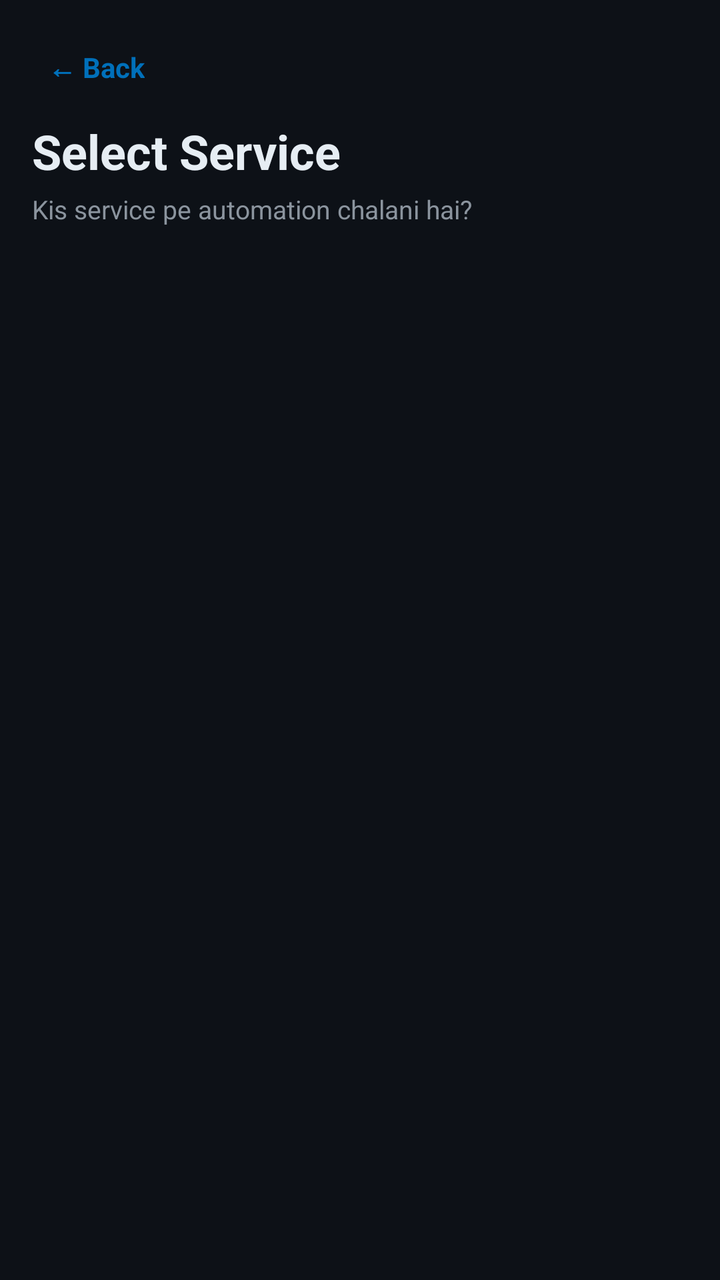
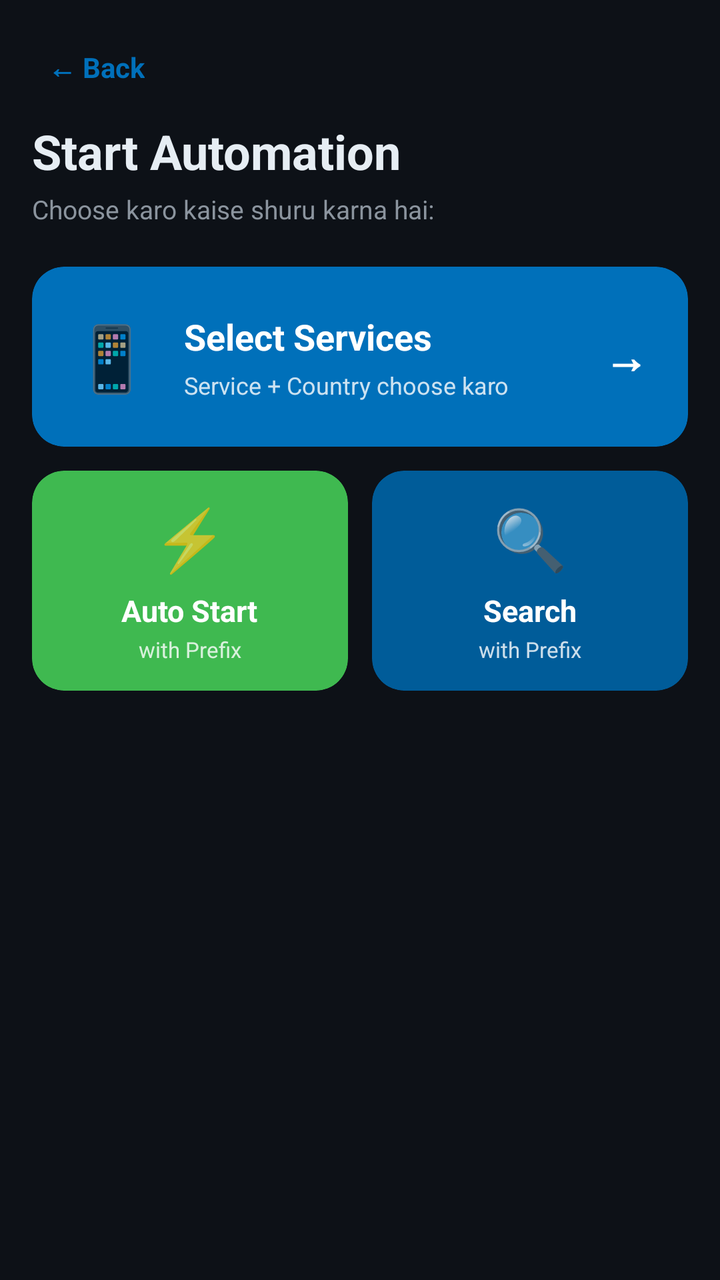

Compare the two renders of this Android layout. The source of the first and the diff that turns it into the second are given below.
<!-- AndroidManifest.xml: activity theme Theme.RealEarnPayPal -->
<!-- res/layout/activity_service_select.xml -->
<?xml version="1.0" encoding="utf-8"?>
<LinearLayout xmlns:android="http://schemas.android.com/apk/res/android"
    android:layout_width="match_parent"
    android:layout_height="match_parent"
    android:orientation="vertical"
    android:background="@color/bg_dark"
    android:padding="16dp">

    <LinearLayout
        android:layout_width="match_parent"
        android:layout_height="wrap_content"
        android:orientation="horizontal"
        android:gravity="center_vertical">

        <TextView
            android:id="@+id/btnBack"
            android:layout_width="wrap_content"
            android:layout_height="wrap_content"
            android:padding="8dp"
            android:text="← Back"
            android:textColor="@color/paypal_blue"
            android:textSize="14sp"
            android:textStyle="bold" />

    </LinearLayout>

    <TextView
        android:layout_width="wrap_content"
        android:layout_height="wrap_content"
        android:layout_marginTop="8dp"
        android:text="Select Service"
        android:textColor="@color/text_light"
        android:textSize="24sp"
        android:textStyle="bold" />

    <TextView
        android:layout_width="wrap_content"
        android:layout_height="wrap_content"
        android:layout_marginTop="4dp"
        android:text="Kis service pe automation chalani hai?"
        android:textColor="@color/text_dim"
        android:textSize="13sp" />

    <ProgressBar
        android:id="@+id/progressBar"
        android:layout_width="32dp"
        android:layout_height="32dp"
        android:layout_gravity="center_horizontal"
        android:layout_marginTop="24dp"
        android:indeterminateTint="@color/paypal_blue"
        android:visibility="gone" />

    <TextView
        android:id="@+id/tvEmpty"
        android:layout_width="match_parent"
        android:layout_height="wrap_content"
        android:layout_marginTop="24dp"
        android:gravity="center"
        android:textColor="@color/text_dim"
        android:textSize="14sp"
        android:visibility="gone" />

    <androidx.recyclerview.widget.RecyclerView
        android:id="@+id/recycler"
        android:layout_width="match_parent"
        android:layout_height="0dp"
        android:layout_weight="1"
        android:layout_marginTop="16dp"
        android:clipToPadding="false" />

</LinearLayout>
<!-- resources referenced by this layout -->
<resources>
  <color name="bg_dark">#FF0D1117</color>
  <color name="paypal_blue">#FF0070BA</color>
  <color name="text_dim">#FF8B949E</color>
  <color name="text_light">#FFE6EDF3</color>
  <style name="Theme.RealEarnPayPal" parent="Theme.MaterialComponents.NoActionBar">
          <item name="colorPrimary">@color/paypal_blue</item>
          <item name="colorPrimaryVariant">@color/paypal_blue_dark</item>
          <item name="colorOnPrimary">@color/white</item>
          <item name="colorSecondary">@color/paypal_blue</item>
          <item name="colorOnSecondary">@color/white</item>
          <item name="android:statusBarColor">@color/bg_dark</item>
          <item name="android:navigationBarColor">@color/bg_dark</item>
          <item name="android:windowBackground">@color/bg_dark</item>
          <item name="android:textColorPrimary">@color/text_light</item>
          <item name="android:textColorSecondary">@color/text_dim</item>
      </style>
  <color name="paypal_blue_dark">#FF005C99</color>
  <color name="white">#FFFFFFFF</color>
</resources>

<!-- the commit's change to res/layout/activity_service_select.xml (unified diff, before → after) -->
@@ -1,34 +1,27 @@
 <?xml version="1.0" encoding="utf-8"?>
 <LinearLayout xmlns:android="http://schemas.android.com/apk/res/android"
+    xmlns:app="http://schemas.android.com/apk/res-auto"
     android:layout_width="match_parent"
     android:layout_height="match_parent"
     android:orientation="vertical"
     android:background="@color/bg_dark"
     android:padding="16dp">
 
-    <LinearLayout
-        android:layout_width="match_parent"
-        android:layout_height="wrap_content"
-        android:orientation="horizontal"
-        android:gravity="center_vertical">
-
-        <TextView
-            android:id="@+id/btnBack"
-            android:layout_width="wrap_content"
-            android:layout_height="wrap_content"
-            android:padding="8dp"
-            android:text="← Back"
-            android:textColor="@color/paypal_blue"
-            android:textSize="14sp"
-            android:textStyle="bold" />
-
-    </LinearLayout>
-
-    <TextView
+    <TextView
+        android:id="@+id/btnBack"
         android:layout_width="wrap_content"
         android:layout_height="wrap_content"
+        android:padding="8dp"
+        android:text="← Back"
+        android:textColor="@color/paypal_blue"
+        android:textSize="14sp"
+        android:textStyle="bold" />
+
+    <TextView
+        android:layout_width="wrap_content"
+        android:layout_height="wrap_content"
         android:layout_marginTop="8dp"
-        android:text="Select Service"
+        android:text="Start Automation"
         android:textColor="@color/text_light"
         android:textSize="24sp"
         android:textStyle="bold" />
@@ -37,9 +30,177 @@
         android:layout_width="wrap_content"
         android:layout_height="wrap_content"
         android:layout_marginTop="4dp"
-        android:text="Kis service pe automation chalani hai?"
+        android:text="Choose karo kaise shuru karna hai:"
         android:textColor="@color/text_dim"
         android:textSize="13sp" />
+
+    
+    <androidx.cardview.widget.CardView
+        android:id="@+id/cardServices"
+        android:layout_width="match_parent"
+        android:layout_height="90dp"
+        android:layout_marginTop="20dp"
+        android:clickable="true"
+        android:focusable="true"
+        android:foreground="?android:attr/selectableItemBackground"
+        app:cardBackgroundColor="@color/paypal_blue"
+        app:cardCornerRadius="16dp"
+        app:cardElevation="0dp">
+
+        <LinearLayout
+            android:layout_width="match_parent"
+            android:layout_height="match_parent"
+            android:gravity="center_vertical"
+            android:orientation="horizontal"
+            android:paddingHorizontal="20dp">
+
+            <TextView
+                android:layout_width="wrap_content"
+                android:layout_height="wrap_content"
+                android:text="📱"
+                android:textSize="32sp" />
+
+            <LinearLayout
+                android:layout_width="0dp"
+                android:layout_height="wrap_content"
+                android:layout_marginStart="16dp"
+                android:layout_weight="1"
+                android:orientation="vertical">
+
+                <TextView
+                    android:layout_width="wrap_content"
+                    android:layout_height="wrap_content"
+                    android:text="Select Services"
+                    android:textColor="@color/white"
+                    android:textSize="18sp"
+                    android:textStyle="bold" />
+
+                <TextView
+                    android:layout_width="wrap_content"
+                    android:layout_height="wrap_content"
+                    android:layout_marginTop="4dp"
+                    android:text="Service + Country choose karo"
+                    android:textColor="#CCFFFFFF"
+                    android:textSize="12sp" />
+
+            </LinearLayout>
+
+            <TextView
+                android:layout_width="wrap_content"
+                android:layout_height="wrap_content"
+                android:text="→"
+                android:textColor="@color/white"
+                android:textSize="22sp"
+                android:textStyle="bold" />
+
+        </LinearLayout>
+
+    </androidx.cardview.widget.CardView>
+
+    
+    <LinearLayout
+        android:layout_width="match_parent"
+        android:layout_height="wrap_content"
+        android:layout_marginTop="12dp"
+        android:orientation="horizontal">
+
+        
+        <androidx.cardview.widget.CardView
+            android:id="@+id/cardAuto"
+            android:layout_width="0dp"
+            android:layout_height="110dp"
+            android:layout_marginEnd="6dp"
+            android:layout_weight="1"
+            android:clickable="true"
+            android:focusable="true"
+            android:foreground="?android:attr/selectableItemBackground"
+            app:cardBackgroundColor="@color/success_green"
+            app:cardCornerRadius="16dp"
+            app:cardElevation="0dp">
+
+            <LinearLayout
+                android:layout_width="match_parent"
+                android:layout_height="match_parent"
+                android:gravity="center"
+                android:orientation="vertical"
+                android:padding="12dp">
+
+                <TextView
+                    android:layout_width="wrap_content"
+                    android:layout_height="wrap_content"
+                    android:text="⚡"
+                    android:textSize="30sp" />
+
+                <TextView
+                    android:layout_width="wrap_content"
+                    android:layout_height="wrap_content"
+                    android:layout_marginTop="6dp"
+                    android:text="Auto Start"
+                    android:textColor="@color/white"
+                    android:textSize="15sp"
+                    android:textStyle="bold" />
+
+                <TextView
+                    android:layout_width="wrap_content"
+                    android:layout_height="wrap_content"
+                    android:layout_marginTop="2dp"
+                    android:text="with Prefix"
+                    android:textColor="#CCFFFFFF"
+                    android:textSize="11sp" />
+
+            </LinearLayout>
+
+        </androidx.cardview.widget.CardView>
+
+        
+        <androidx.cardview.widget.CardView
+            android:id="@+id/cardPrefix"
+            android:layout_width="0dp"
+            android:layout_height="110dp"
+            android:layout_marginStart="6dp"
+            android:layout_weight="1"
+            android:clickable="true"
+            android:focusable="true"
+            android:foreground="?android:attr/selectableItemBackground"
+            app:cardBackgroundColor="@color/paypal_blue_dark"
+            app:cardCornerRadius="16dp"
+            app:cardElevation="0dp">
+
+            <LinearLayout
+                android:layout_width="match_parent"
+                android:layout_height="match_parent"
+                android:gravity="center"
+                android:orientation="vertical"
+                android:padding="12dp">
+
+                <TextView
+                    android:layout_width="wrap_content"
+                    android:layout_height="wrap_content"
+                    android:text="🔍"
+                    android:textSize="30sp" />
+
+                <TextView
+                    android:layout_width="wrap_content"
+                    android:layout_height="wrap_content"
+                    android:layout_marginTop="6dp"
+                    android:text="Search"
+                    android:textColor="@color/white"
+                    android:textSize="15sp"
+                    android:textStyle="bold" />
+
+                <TextView
+                    android:layout_width="wrap_content"
+                    android:layout_height="wrap_content"
+                    android:layout_marginTop="2dp"
+                    android:text="with Prefix"
+                    android:textColor="#CCFFFFFF"
+                    android:textSize="11sp" />
+
+            </LinearLayout>
+
+        </androidx.cardview.widget.CardView>
+
+    </LinearLayout>
 
     <ProgressBar
         android:id="@+id/progressBar"
@@ -60,12 +221,4 @@
         android:textSize="14sp"
         android:visibility="gone" />
 
-    <androidx.recyclerview.widget.RecyclerView
-        android:id="@+id/recycler"
-        android:layout_width="match_parent"
-        android:layout_height="0dp"
-        android:layout_weight="1"
-        android:layout_marginTop="16dp"
-        android:clipToPadding="false" />
-
 </LinearLayout>
<!-- resource entries referenced after the edit -->
@@ -17,6 +17,7 @@
           <item name="android:textColorSecondary">@color/text_dim</item>
       </style>
   <color name="paypal_blue_dark">#FF005C99</color>
+  <color name="success_green">#FF3FB950</color>
   <color name="white">#FFFFFFFF</color>
 </resources>
 
